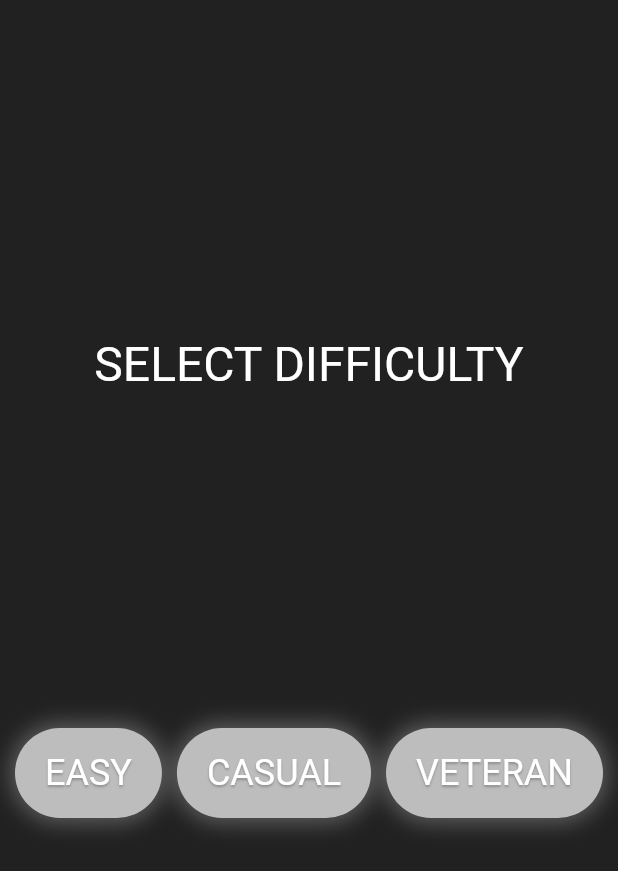
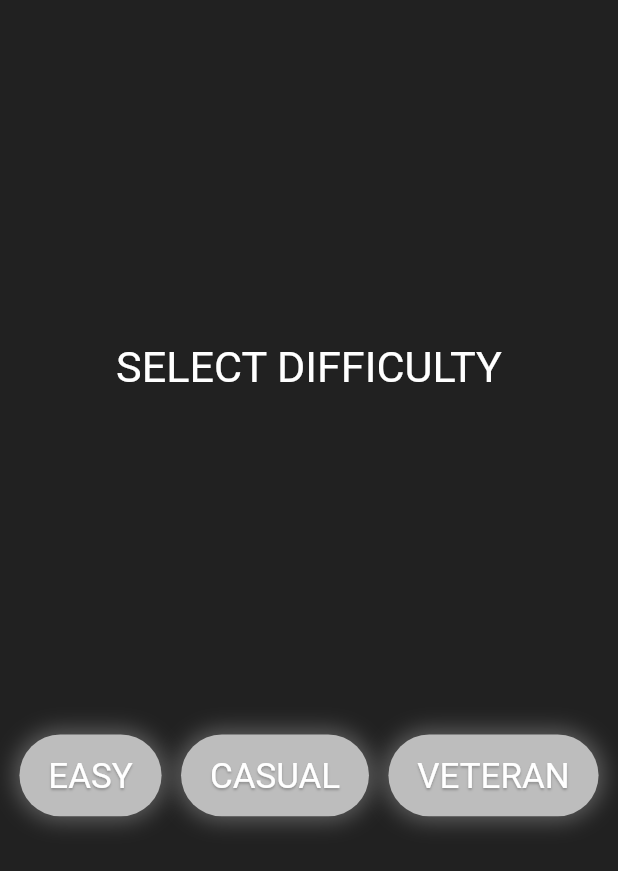
Before and after one commit to ercantomac/card_matching_game_by_ercan, a Flutter app: the screen it shows after launch, on a phone screen of 412 x 824 dp. Shown: the top 871 px of the screen. Run offline on Flutter 3.47's test engine with Material 2 defaults, Android fonts, the phone set to English and light mode, and no system bars; our stand-ins replace shared_preferences.

Commit message:
Update main.dart

```diff
--- a/lib/main.dart
+++ b/lib/main.dart
@@ -1,10 +1,12 @@
 import 'dart:async';
 import 'dart:math';
 import 'dart:ui';
+import 'package:flutter/cupertino.dart';
 import 'package:flutter/material.dart';
 import 'package:shared_preferences/shared_preferences.dart';
 
 void main() {
+  //Paint.enableDithering = true;
   runApp(const MyApp());
 }
 
@@ -22,6 +24,9 @@ class MyApp extends StatelessWidget {
           TargetPlatform.windows: CupertinoPageTransitionsBuilder(),
           TargetPlatform.fuchsia: CupertinoPageTransitionsBuilder(),
           TargetPlatform.linux: CupertinoPageTransitionsBuilder(),
+          TargetPlatform.macOS: CupertinoPageTransitionsBuilder(),
+          TargetPlatform.iOS: CupertinoPageTransitionsBuilder(),
+          TargetPlatform.android: CupertinoPageTransitionsBuilder(),
         }),
       ),
       home: const HomePage(),
@@ -29,7 +34,7 @@ class MyApp extends StatelessWidget {
   }
 }
 
-class MyRoute extends MaterialPageRoute {
+class MyRoute extends CupertinoPageRoute {
   MyRoute({dynamic builder}) : super(builder: builder);
   @override
   Duration get transitionDuration => const Duration(milliseconds: 700);
@@ -79,15 +84,14 @@ class _HomePageState extends State<HomePage> {
         child: Column(
           mainAxisAlignment: MainAxisAlignment.spaceEvenly,
           children: <Widget>[
-            const Text(
+            Text(
               'SELECT DIFFICULTY',
               style: TextStyle(
-                fontSize: 32.0,
+                fontSize: ((sqrt(MediaQuery.of(context).size.width) / 4.5) * (sqrt(MediaQuery.of(context).size.height) / 4.5)),
                 color: Colors.white,
               ),
             ),
             Row(
-              crossAxisAlignment: CrossAxisAlignment.center,
               mainAxisAlignment: MainAxisAlignment.spaceEvenly,
               children: <Widget>[
                 for (int index = 0; index < _difficulties.length; index++)
@@ -110,9 +114,12 @@ class _HomePageState extends State<HomePage> {
                       valueListenable: _scale[index],
                       builder: (BuildContext context, double scale, Widget? child) {
                         return Column(
+                          mainAxisSize: MainAxisSize.min,
                           children: <Widget>[
                             AnimatedContainer(
-                              padding: const EdgeInsets.symmetric(vertical: 16.0, horizontal: 20.0),
+                              padding: EdgeInsets.symmetric(
+                                  vertical: ((sqrt(MediaQuery.of(context).size.width) / 6.5) * (sqrt(MediaQuery.of(context).size.height) / 6.5)),
+                                  horizontal: ((sqrt(MediaQuery.of(context).size.width) / 5.5) * (sqrt(MediaQuery.of(context).size.height) / 5.5))),
                               duration: const Duration(milliseconds: 800),
                               curve: Curves.elasticOut,
                               transform: Matrix4.identity()..scale(scale),
@@ -132,10 +139,10 @@ class _HomePageState extends State<HomePage> {
                                 child: Text(
                                   _difficulties[index],
                                   textAlign: TextAlign.center,
-                                  style: const TextStyle(
-                                    fontSize: 24.0,
+                                  style: TextStyle(
+                                    fontSize: ((sqrt(MediaQuery.of(context).size.width) / 5) * (sqrt(MediaQuery.of(context).size.height) / 5)),
                                     color: Colors.white,
-                                    shadows: <Shadow>[
+                                    shadows: const <Shadow>[
                                       Shadow(
                                         offset: Offset(0.0, 1.0),
                                         blurRadius: 1.5,
@@ -155,7 +162,7 @@ class _HomePageState extends State<HomePage> {
                                 'BEST: ${_bestTime[index]}',
                                 style: TextStyle(
                                   color: _color2[index],
-                                  fontSize: 16.0,
+                                  fontSize: ((sqrt(MediaQuery.of(context).size.width) / 6.5) * (sqrt(MediaQuery.of(context).size.height) / 6.5)),
                                 ),
                               ),
                             ),
@@ -177,7 +184,7 @@ class Game extends StatefulWidget {
   final int sizeX, sizeY;
   final Color _color1;
   final String _difficulty;
-  const Game(this.sizeX, this.sizeY, this._color1, this._difficulty);
+  const Game(this.sizeX, this.sizeY, this._color1, this._difficulty, {Key? key}) : super(key: key);
 
   @override
   State<Game> createState() => _GameState();
@@ -367,10 +374,10 @@ class _GameState extends State<Game> with TickerProviderStateMixin {
       Timer(const Duration(milliseconds: 210), () {
         _colors[_first].value = Colors.transparent;
         _colors[_second].value = Colors.transparent;
-        Timer(const Duration(milliseconds: 290), () {
-          _first = -1;
-          _second = -1;
-        });
+        //Timer(const Duration(milliseconds: 290), () {
+        _first = -1;
+        _second = -1;
+        //});
       });
     }
   }
@@ -713,7 +720,9 @@ class _GameState extends State<Game> with TickerProviderStateMixin {
                                       splashColor: Colors.transparent,
                                       onTap: () {
                                         Navigator.of(context).pop();
-                                        _timerAnimation.forward(from: _timerAnimation.value);
+                                        Timer(const Duration(milliseconds: 400), () {
+                                          _timerAnimation.forward(from: _timerAnimation.value);
+                                        });
                                       },
                                       child: const Text(
                                         'CONTINUE',
```
